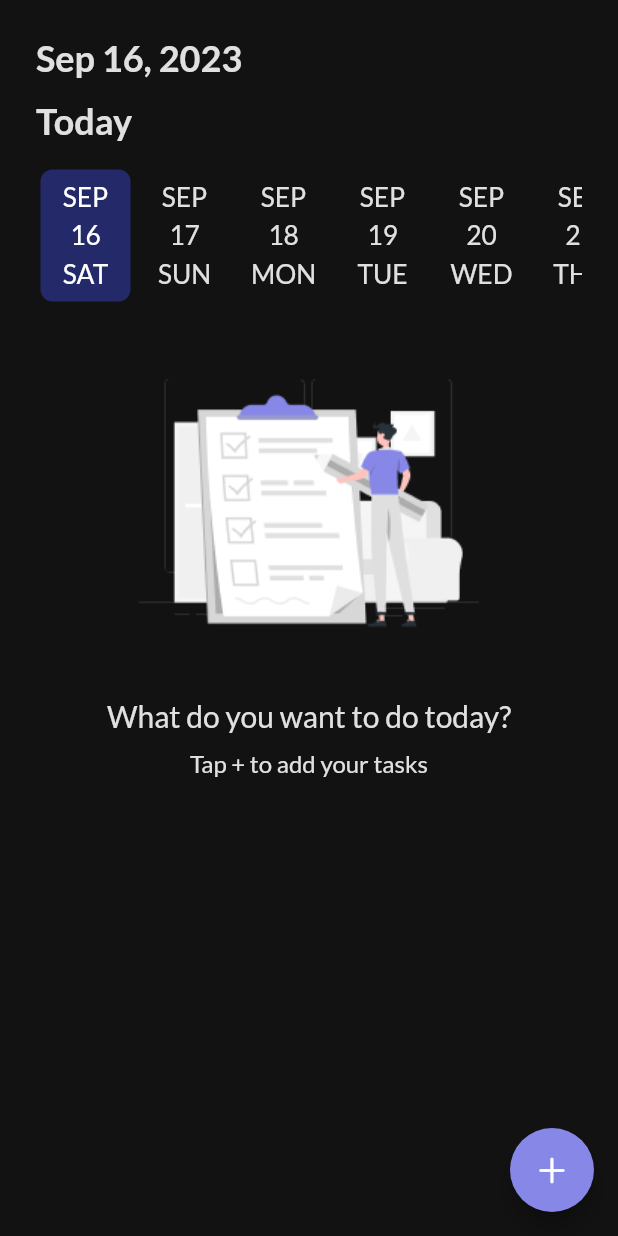
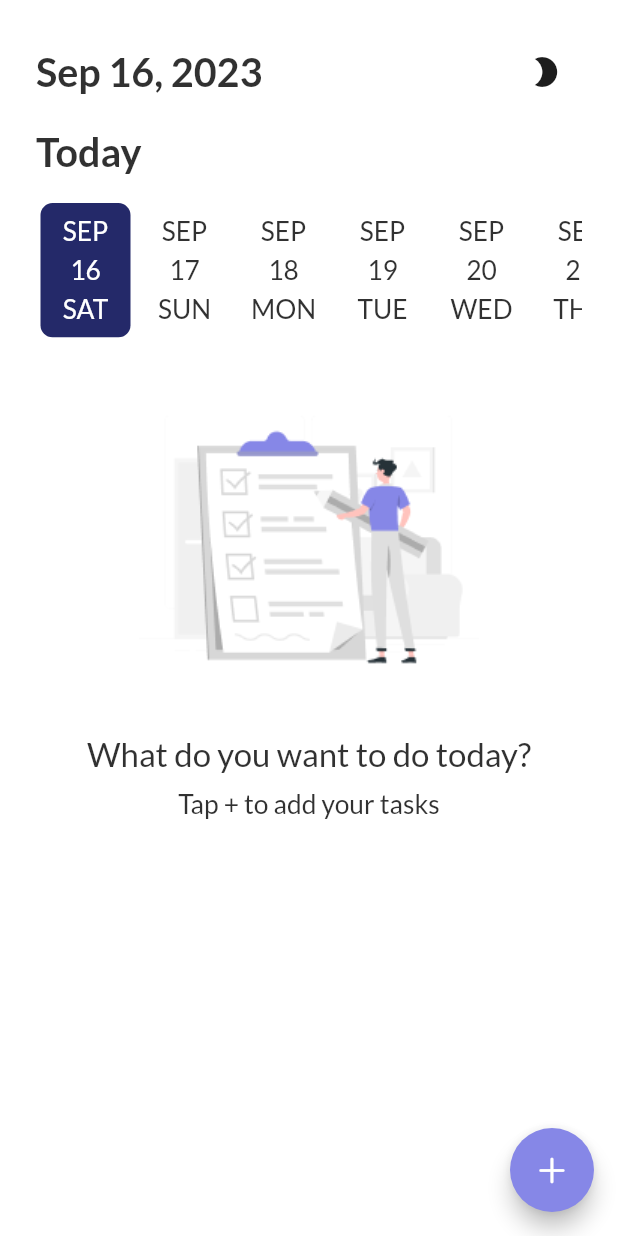
Before and after one commit to NourAyman644/To-Do-App, a Flutter app: the screen it shows after launch, after a tap on "Skip", after a tap on "Get Started", on a phone screen of 412 x 824 dp. Run offline on Flutter 3.47's test engine with Material 2 defaults, Android fonts, the phone set to English and light mode, and no system bars; drawn by our look-alikes of date_picker_timeline; our stand-ins replace bloc, flutter_bloc, flutter_screenutil, fluttertoast, get_it, google_fonts and 3 more; accounts and stored records are empty.

Commit message:
change theme

```diff
--- a/lib/App/MyApp.dart
+++ b/lib/App/MyApp.dart
@@ -1,7 +1,10 @@
 import 'package:flutter/material.dart';
+import 'package:flutter_bloc/flutter_bloc.dart';
 import 'package:flutter_screenutil/flutter_screenutil.dart';
 import 'package:to_do_app/core/them/them.dart';
 import 'package:to_do_app/core/utils/App_strings.dart';
+import 'package:to_do_app/features/auth/presention/cubit/task_cubit.dart';
+import 'package:to_do_app/features/auth/presention/cubit/task_state.dart';
 
 import '../features/auth/presention/screens/Splash/Splash_screen.dart';
 
@@ -13,13 +16,18 @@ class MyApp extends StatelessWidget {
     return ScreenUtilInit(
         designSize: const Size(375, 812),
         builder: (context, child) {
-          return MaterialApp(
-            title: AppStrings.AppName,
-            debugShowCheckedModeBanner: false,
-            home: const SplashScreen(),
-            theme: getAppTheme(),
-            themeMode: ThemeMode.dark,
-            darkTheme: getAppDarkTheme(),
+          return BlocBuilder<TaskCubit, TaskState>(
+            builder: (context, state) {
+              return MaterialApp(
+                debugShowCheckedModeBanner: false,
+                home: const SplashScreen(),
+                theme: getAppTheme(),
+                themeMode: BlocProvider.of<TaskCubit>(context).isDark
+                    ? ThemeMode.dark
+                    : ThemeMode.light,
+                darkTheme: getAppDarkTheme(),
+              );
+            },
           );
         });
   }
--- a/lib/core/them/them.dart
+++ b/lib/core/them/them.dart
@@ -3,36 +3,6 @@ import 'package:flutter_screenutil/flutter_screenutil.dart';
 import 'package:google_fonts/google_fonts.dart';
 
 import '../utils/App_colors.dart';
-
-ThemeData getAppTheme() {
-  return ThemeData(
-      primaryColor: AppColors.primarycolor,
-      scaffoldBackgroundColor: AppColors.background,
-      appBarTheme: const AppBarTheme(
-        color: AppColors.background,
-        centerTitle: true,
-      ),
-      textTheme: TextTheme(
-        displayMedium: GoogleFonts.lato(
-          fontWeight: FontWeight.w400,
-          fontSize: 16,
-          color: AppColors.white.withOpacity(.87),
-        ),
-        displayLarge: GoogleFonts.lato(
-          fontWeight: FontWeight.w700,
-          fontSize: 32,
-          color: AppColors.white.withOpacity(.87),
-        ),
-      ),
-      elevatedButtonTheme: ElevatedButtonThemeData(
-        style: ElevatedButton.styleFrom(
-          backgroundColor: AppColors.btncolor,
-          shape: RoundedRectangleBorder(
-            borderRadius: BorderRadius.circular(4),
-          ),
-        ),
-      ));
-}
 
 ThemeData getAppDarkTheme() {
   return ThemeData(
@@ -58,8 +28,58 @@ ThemeData getAppDarkTheme() {
       style: ElevatedButton.styleFrom(
         backgroundColor: AppColors.btncolor,
         shape: RoundedRectangleBorder(
+          borderRadius: BorderRadius.circular(4),
+        ),
+      ),
+    ),
+    inputDecorationTheme: InputDecorationTheme(
+        //enabled border
+        enabledBorder:
+            OutlineInputBorder(borderRadius: BorderRadius.circular(8)),
+        //fouced border
+        focusedBorder:
+            OutlineInputBorder(borderRadius: BorderRadius.circular(8)),
+        //hint
+        hintStyle: GoogleFonts.lato(
+          color: AppColors.white,
+          fontSize: 16.sp,
+        ),
+        //fill color
+        fillColor: AppColors.lightBlack,
+        filled: true),
+  );
+}
+
+ThemeData getAppTheme() {
+  return ThemeData(
+    primaryColor: AppColors.primarycolor,
+    scaffoldBackgroundColor: AppColors.white,
+    appBarTheme: const AppBarTheme(
+      color: AppColors.white,
+      centerTitle: true,
+      iconTheme: IconThemeData(
+        color: AppColors.backColor,
+      ),
+    ),
+    textTheme: TextTheme(
+      displayMedium: GoogleFonts.lato(
+        fontWeight: FontWeight.w400,
+        fontSize: 16.sp,
+        color: AppColors.background.withOpacity(.87),
+      ),
+      displayLarge: GoogleFonts.lato(
+        fontWeight: FontWeight.w700,
+        fontSize: 32.sp,
+        color: AppColors.background.withOpacity(.87),
+      ),
+    ),
+    elevatedButtonTheme: ElevatedButtonThemeData(
+      style: ElevatedButton.styleFrom(
+        backgroundColor: AppColors.btncolor,
+        shape: RoundedRectangleBorder(
           borderRadius: BorderRadius.circular(8),
         ),
       ),
-      ));
+    ),
+  );
 }
--- a/lib/core/utils/App_colors.dart
+++ b/lib/core/utils/App_colors.dart
@@ -20,4 +20,5 @@ class AppColors {
   static const Color backColor = Color(0xff1D1D1D);
   static const Color red = Colors.red;
   static const Color orange = Colors.orange;
+  static const Color lightBlack = Color(0xff1D1D1D);
 }
--- a/lib/core/widgeths/custom_text_form_field.dart
+++ b/lib/core/widgeths/custom_text_form_field.dart
@@ -1,5 +1,8 @@
 import 'package:flutter/material.dart';
+import 'package:flutter_bloc/flutter_bloc.dart';
 import 'package:to_do_app/core/utils/App_colors.dart';
+
+import '../../features/auth/presention/cubit/task_cubit.dart';
 
 class CustomTextFormField extends StatelessWidget {
   CustomTextFormField({
@@ -31,13 +34,15 @@ class CustomTextFormField extends StatelessWidget {
         controller: controller,
         decoration: InputDecoration(
           hintText: hint,
-          fillColor: AppColors.backColor,
-          filled: true,
+          //  fillColor: AppColors.backColor,
+          //  filled: true,
           suffixIcon: suffixIcon != null // Check if suffixIcon is provided
               ? IconButton(
                   icon: Icon(
                     suffixIcon!,
-                    color: AppColors.white,
+                    color: BlocProvider.of<TaskCubit>(context).isDark
+                        ? AppColors.white
+                        : AppColors.backColor,
                   ),
                   onPressed: onPressed,
                 )
--- a/lib/features/Task/screens/home.dart
+++ b/lib/features/Task/screens/home.dart
@@ -2,6 +2,7 @@ import 'package:date_picker_timeline/date_picker_widget.dart';
 import 'package:flutter/cupertino.dart';
 import 'package:flutter/material.dart';
 import 'package:flutter_bloc/flutter_bloc.dart';
+import 'package:flutter_screenutil/flutter_screenutil.dart';
 import 'package:intl/intl.dart';
 import 'package:to_do_app/core/common/commonds.dart';
 import 'package:to_do_app/core/utils/App_assetes.dart';
@@ -27,35 +28,50 @@ class _HomeScreenState extends State<HomeScreen> {
     return SafeArea(
       child: Scaffold(
         body: Padding(
-          padding: EdgeInsets.all(24.0),
+          padding: const EdgeInsets.all(24.0),
           child: BlocBuilder<TaskCubit, TaskState>(
             builder: (context, state) {
               return Column(
                 crossAxisAlignment: CrossAxisAlignment.stretch,
                 children: [
-                  Text(
-                    DateFormat.yMMMd().format(DateTime.now()),
-                    style: Theme.of(context).textTheme.displayLarge!.copyWith(
-                          fontSize: 24,
-                        ),
-                    textAlign: TextAlign.start,
+                  Row(
+                    children: [
+                      Text(
+                        DateFormat.yMMMd().format(DateTime.now()),
+                        style:
+                            Theme.of(context).textTheme.displayLarge!.copyWith(
+                                  fontSize: 24.sp,
+                                ),
+                        textAlign: TextAlign.start,
+                      ),
+                      const Spacer(),
+                      IconButton(
+                        onPressed: () {
+                          BlocProvider.of<TaskCubit>(context).ChangeTheme();
+                        },
+                        icon: const Icon(Icons.mode_night),
+                        color: BlocProvider.of<TaskCubit>(context).isDark
+                            ? AppColors.white
+                            : AppColors.backColor,
+                      ),
+                    ],
                   ),
-                  const SizedBox(
-                    height: 13,
+                  SizedBox(
+                    height: 13.h,
                   ),
                   Text(
                     AppStrings.today,
                     style: Theme.of(context).textTheme.displayLarge!.copyWith(
-                          fontSize: 24,
+                          fontSize: 24.sp,
                         ),
                     textAlign: TextAlign.start,
                   ),
-                  const SizedBox(
-                    height: 15,
+                  SizedBox(
+                    height: 15.h,
                   ),
                   DatePicker(DateTime.now(),
                       initialSelectedDate: DateTime.now(),
-                      height: 94,
+                      height: 94.h,
                       selectionColor: AppColors.selectedColor,
                       selectedTextColor: AppColors.white,
                       dateTextStyle: Theme.of(context).textTheme.displayMedium!,
@@ -69,8 +85,8 @@ class _HomeScreenState extends State<HomeScreen> {
                     //   _selectedValue = date;
                   }),
 
-                  const SizedBox(
-                    height: 24,
+                  SizedBox(
+                    height: 24.h,
                   ),
                   BlocProvider.of<TaskCubit>(context).taskList.isEmpty
                       ? noTasks(context: context)
@@ -93,7 +109,7 @@ class _HomeScreenState extends State<HomeScreen> {
                                         return Container(
                                           color: AppColors.sheetColor,
                                           width: double.infinity,
-                                          height: 240,
+                                          height: 240.h,
                                           padding: const EdgeInsets.all(24),
                                           child: Column(
                                             mainAxisAlignment:
@@ -118,8 +134,8 @@ class _HomeScreenState extends State<HomeScreen> {
                                                                 .id);
                                                         Navigator.pop(context);
                                                       },
-                                                      height: 48,
-                                                      width: 327,
+                                                      height: 48.h,
+                                                      width: 327.w,
                                                     ),
                                               CustomElevatedButton(
                                                 text: AppStrings.delete,
@@ -133,8 +149,8 @@ class _HomeScreenState extends State<HomeScreen> {
                                                           .id);
                                                   Navigator.pop(context);
                                                 },
-                                                height: 48,
-                                                width: 327,
+                                                height: 48.h,
+                                                width: 327.w,
                                                 color: AppColors.delColor,
                                               ),
                                               CustomElevatedButton(
@@ -142,8 +158,8 @@ class _HomeScreenState extends State<HomeScreen> {
                                                 onPressed: () {
                                                   Navigator.pop(context);
                                                 },
-                                                height: 48,
-                                                width: 327,
+                                                height: 48.h,
+                                                width: 327.w,
                                               ),
                                             ],
                                           ),
@@ -152,9 +168,8 @@ class _HomeScreenState extends State<HomeScreen> {
                                 },
                               );
                             },
-                            separatorBuilder: (context, index) =>
-                                const SizedBox(
-                              height: 20,
+                            separatorBuilder: (context, index) => SizedBox(
+                              height: 20.h,
                             ),
                           ),
                         ),
@@ -187,22 +202,22 @@ Column noTasks({required BuildContext context}) {
     //crossAxisAlignment: CrossAxisAlignment.center,
     children: [
       Image.asset(AppAssets.Path5),
-      const SizedBox(
-        height: 10,
+      SizedBox(
+        height: 10.h,
       ),
       Text(
         AppStrings.screen1Title,
         style: Theme.of(context).textTheme.displayMedium!.copyWith(
-              fontSize: 20,
+              fontSize: 20.sp,
             ),
       ),
-      const SizedBox(
-        height: 10,
+      SizedBox(
+        height: 10.h,
       ),
       Text(
         AppStrings.screen1SubTitle,
         style: Theme.of(context).textTheme.displayMedium!.copyWith(
-              fontSize: 16,
+              fontSize: 16.sp,
             ),
       ),
     ],
--- a/lib/features/auth/presention/cubit/task_cubit.dart
+++ b/lib/features/auth/presention/cubit/task_cubit.dart
@@ -3,6 +3,7 @@ import 'package:flutter/material.dart';
 import 'package:intl/intl.dart';
 import 'package:intl/intl.dart';
 import 'package:intl/intl.dart';
+import 'package:to_do_app/core/datebase/cache.dart';
 import 'package:to_do_app/features/auth/presention/cubit/task_state.dart';
 
 import '../../../../core/datebase/sqflite/sqflite.dart';
@@ -169,4 +170,16 @@ class TaskCubit extends Cubit<TaskState> {
       emit(deleteTaskErrorState());
     });
   }
+
+  bool isDark = false;
+  void ChangeTheme() async {
+    isDark = !isDark;
+    await sl<CacheHelper>().saveData(key: 'isDark', value: isDark);
+    emit(changeThemeState());
+  }
+
+  void getTheme() async {
+    isDark = await sl<CacheHelper>().getData(key: 'isDark');
+    emit(GetThemeState());
+  }
 }
--- a/lib/features/auth/presention/cubit/task_state.dart
+++ b/lib/features/auth/presention/cubit/task_state.dart
@@ -49,3 +49,7 @@ class deleteTaskLoadingState extends TaskState {}
 class deleteTaskSucessState extends TaskState {}
 
 class deleteTaskErrorState extends TaskState {}
+
+class changeThemeState extends TaskState {}
+
+class GetThemeState extends TaskState {}
--- a/lib/features/auth/presention/screens/onBoarding/onBoardindScreens.dart
+++ b/lib/features/auth/presention/screens/onBoarding/onBoardindScreens.dart
@@ -1,4 +1,5 @@
 import 'package:flutter/material.dart';
+import 'package:flutter_screenutil/flutter_screenutil.dart';
 
 import 'package:smooth_page_indicator/smooth_page_indicator.dart';
 import 'package:to_do_app/core/common/commonds.dart';
@@ -42,44 +43,44 @@ class onBoardingScreens extends StatelessWidget {
                                         controller.jumpToPage(2);
                                       },
                                     )
-                                  : const SizedBox(
-                                      height: 50,
+                                  : SizedBox(
+                                      height: 50.h,
                                     ),
                             ],
                           ),
                           Image.asset(
                               OnBoardingModel.onBoardingScreens[index].img),
-                          const SizedBox(
-                            height: 16,
+                          SizedBox(
+                            height: 16.h,
                           ),
                           SmoothPageIndicator(
                             controller: controller,
                             count: OnBoardingModel.onBoardingScreens.length,
-                            effect: const ExpandingDotsEffect(
+                            effect: ExpandingDotsEffect(
                               activeDotColor: AppColors.primarycolor,
                               radius: 56,
-                              dotHeight: 12,
-                              dotWidth: 27,
+                              dotHeight: 12.h,
+                              dotWidth: 27.w,
                               spacing: 8,
                             ),
                           ),
-                          const SizedBox(
-                            height: 50,
+                          SizedBox(
+                            height: 50.h,
                           ),
                           Text(
                             OnBoardingModel.onBoardingScreens[index].title,
                             style: Theme.of(context).textTheme.displayLarge,
                           ),
-                          const SizedBox(
-                            height: 32,
+                          SizedBox(
+                            height: 32.h,
                           ),
                           Text(
                             OnBoardingModel.onBoardingScreens[index].subTitle,
                             textAlign: TextAlign.center,
                             style: Theme.of(context).textTheme.displayMedium,
                           ),
-                          const SizedBox(
-                            height: 100,
+                          SizedBox(
+                            height: 100.h,
                           ),
                           Row(
                             mainAxisAlignment: MainAxisAlignment.spaceBetween,
@@ -104,8 +105,8 @@ class onBoardingScreens extends StatelessWidget {
                                             curve:
                                                 Curves.fastLinearToSlowEaseIn);
                                       },
-                                      height: 48,
-                                      width: 90,
+                                      height: 48.h,
+                                      width: 90.w,
                                       color: AppColors.primarycolor,
                                     )
                                   : CustomElevatedButton(
@@ -124,8 +125,9 @@ class onBoardingScreens extends StatelessWidget {
                                         }).catchError(
                                                 (e) => print(e.toString()));
                                       },
-                                      height: 48,
-                                      width: 151, color: AppColors.primarycolor,
+                                      height: 48.h,
+                                      width: 151.w,
+                                      color: AppColors.primarycolor,
                                     )
                             ],
                           ),
--- a/lib/main.dart
+++ b/lib/main.dart
@@ -14,7 +14,9 @@ void main() async {
   await sl<CacheHelper>().init(); //take object
   sl<SqfliteHelper>().intiDB();
   runApp(BlocProvider(
-    create: (context) => TaskCubit()..getTasks(),
+    create: (context) => TaskCubit()
+      ..getTheme()
+      ..getTasks(),
     child: const MyApp(),
   ));
 }
```
Also changed, not shown: 6 other files. Lines whose indentation alone changed are shown as unchanged.
